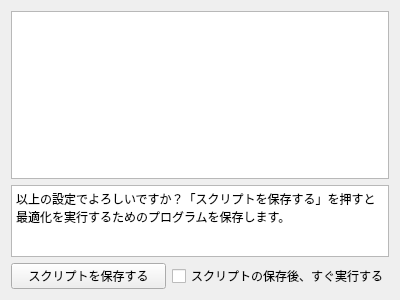
Before: the Qt Designer form pyfemtet_opt_gui_2/ui/WizardPage_confirm.ui in pyfemtet/pyfemtet-opt-gui, drawn with Qt 5.
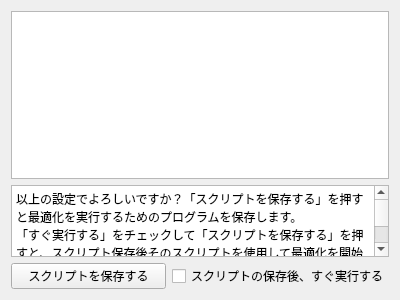
After: the same form once the commit is applied.

The edit to the form file:
```diff
--- a/pyfemtet_opt_gui_2/ui/WizardPage_confirm.ui
+++ b/pyfemtet_opt_gui_2/ui/WizardPage_confirm.ui
@@ -43,7 +43,9 @@
 li.unchecked::marker { content: &quot;\2610&quot;; }
 li.checked::marker { content: &quot;\2612&quot;; }
 &lt;/style&gt;&lt;/head&gt;&lt;body style=&quot; font-family:'Yu Gothic UI'; font-size:9pt; font-weight:400; font-style:normal;&quot;&gt;
-&lt;p style=&quot; margin-top:0px; margin-bottom:0px; margin-left:0px; margin-right:0px; -qt-block-indent:0; text-indent:0px;&quot;&gt;以上の設定でよろしいですか？「スクリプトを保存する」を押すと最適化を実行するためのプログラムを保存します。&lt;/p&gt;&lt;/body&gt;&lt;/html&gt;</string>
+&lt;p style=&quot; margin-top:0px; margin-bottom:0px; margin-left:0px; margin-right:0px; -qt-block-indent:0; text-indent:0px;&quot;&gt;以上の設定でよろしいですか？「スクリプトを保存する」を押すと最適化を実行するためのプログラムを保存します。&lt;/p&gt;
+&lt;p style=&quot; margin-top:0px; margin-bottom:0px; margin-left:0px; margin-right:0px; -qt-block-indent:0; text-indent:0px;&quot;&gt;「すぐ実行する」をチェックして「スクリプトを保存する」を押すと、スクリプト保存後そのスクリプトを使用して最適化を開始します。&lt;/p&gt;
+&lt;p style=&quot; margin-top:0px; margin-bottom:0px; margin-left:0px; margin-right:0px; -qt-block-indent:0; text-indent:0px;&quot;&gt;最適化中のログ出力は、コンソール画面（コマンドプロンプト）をご覧ください。&lt;/p&gt;&lt;/body&gt;&lt;/html&gt;</string>
      </property>
     </widget>
    </item>
```
